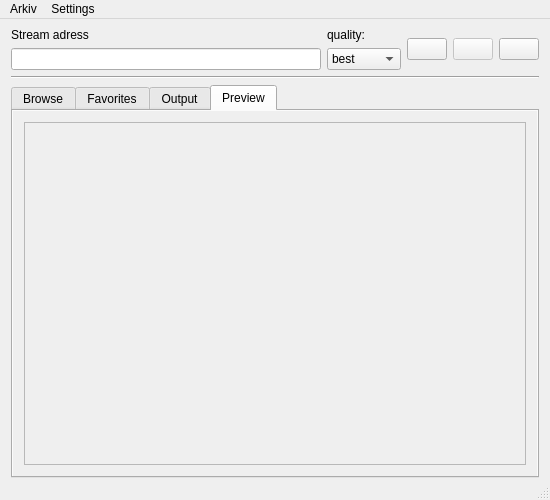
Above: sources/ui/mainwindow.ui from Oyuret/liveGUI before the change. Below: the same form after it.
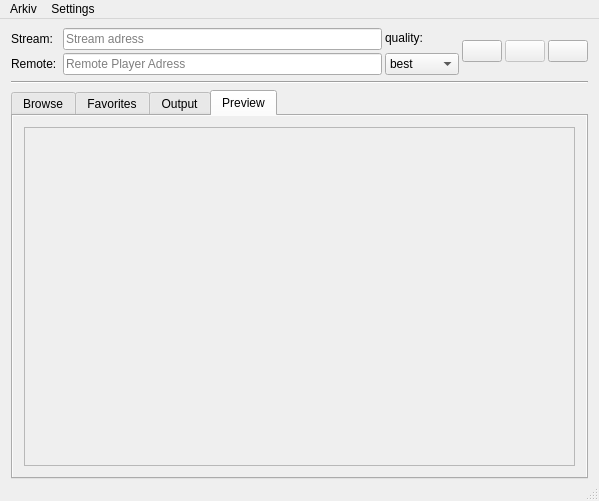
That is the form after the change. The open tabs and pages were chosen to show the change. Icons and pictures are not drawn. Custom widgets are drawn as their Qt base class.

Commit message: Remote address is not hard coded anymore

Patch:
```diff
--- a/sources/ui/mainwindow.ui
+++ b/sources/ui/mainwindow.ui
@@ -6,8 +6,8 @@
    <rect>
     <x>0</x>
     <y>0</y>
-    <width>550</width>
-    <height>500</height>
+    <width>599</width>
+    <height>501</height>
    </rect>
   </property>
   <property name="windowTitle">
@@ -29,19 +29,62 @@
      <layout class="QHBoxLayout" name="topLayout">
       <item>
        <layout class="QHBoxLayout" name="buttonLayout_2">
+        <property name="spacing">
+         <number>3</number>
+        </property>
         <item>
-         <layout class="QVBoxLayout" name="adressOuterLayout">
+         <layout class="QHBoxLayout" name="outerAddressLayout">
+          <property name="spacing">
+           <number>6</number>
+          </property>
+          <property name="leftMargin">
+           <number>0</number>
+          </property>
           <item>
-           <widget class="QLabel" name="label">
-            <property name="text">
-             <string>Stream adress</string>
+           <layout class="QVBoxLayout" name="addressLabelLayout">
+            <property name="spacing">
+             <number>3</number>
             </property>
-           </widget>
+            <property name="leftMargin">
+             <number>0</number>
+            </property>
+            <item>
+             <widget class="QLabel" name="label">
+              <property name="text">
+               <string>Stream:</string>
+              </property>
+             </widget>
+            </item>
+            <item>
+             <widget class="QLabel" name="label_2">
+              <property name="text">
+               <string>Remote:</string>
+              </property>
+             </widget>
+            </item>
+           </layout>
           </item>
           <item>
-           <layout class="QHBoxLayout" name="adressInnerLayout">
+           <layout class="QVBoxLayout" name="adressFieldLayout">
+            <property name="spacing">
+             <number>3</number>
+            </property>
+            <property name="leftMargin">
+             <number>0</number>
+            </property>
             <item>
-             <widget class="QLineEdit" name="adressEdit"/>
+             <widget class="QLineEdit" name="adressEdit">
+              <property name="placeholderText">
+               <string>Stream adress</string>
+              </property>
+             </widget>
+            </item>
+            <item>
+             <widget class="QLineEdit" name="remotePlayerAdressField">
+              <property name="placeholderText">
+               <string>Remote Player Adress</string>
+              </property>
+             </widget>
             </item>
            </layout>
           </item>
@@ -295,8 +338,8 @@
             <rect>
              <x>0</x>
              <y>0</y>
-             <width>506</width>
-             <height>333</height>
+             <width>555</width>
+             <height>330</height>
             </rect>
            </property>
            <layout class="QHBoxLayout" name="horizontalLayout">
@@ -318,7 +361,7 @@
     <rect>
      <x>0</x>
      <y>0</y>
-     <width>550</width>
+     <width>599</width>
      <height>21</height>
     </rect>
    </property>
```
The commit also changes 4 other files.
